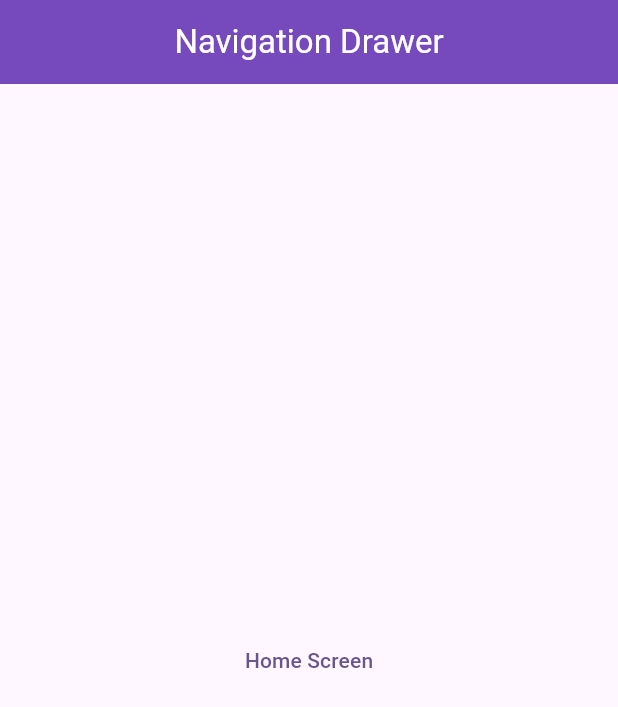
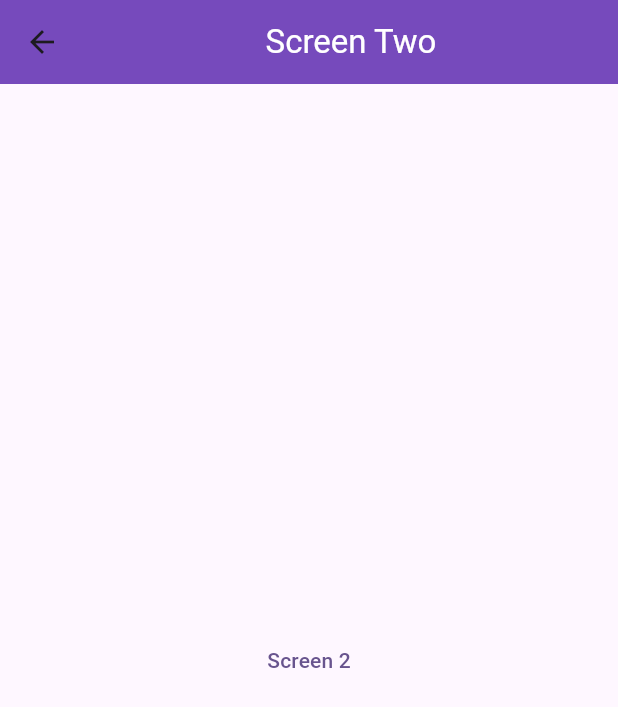
Before and after one commit to ShykhAbubakar/Navigation_Drawer, a Flutter app: the screen it shows after launch, after a tap on "Home Screen", on a phone screen of 412 x 824 dp. Shown: the top 707 px of the screen. Run offline on Flutter 3.47's test engine with Material 3 defaults, Android fonts, the phone set to English and light mode, and no system bars.

Commit message:
navigation

```diff
--- a/lib/home_screen.dart
+++ b/lib/home_screen.dart
@@ -1,6 +1,8 @@
 import 'package:flutter/material.dart';
+import 'package:navigation_drawer/screen_two.dart';
 
 class HomeScreen extends StatefulWidget {
+  static const String id= 'home_screen';
   const HomeScreen({super.key});
 
   @override
@@ -26,6 +28,7 @@ class _HomeScreenState extends State<HomeScreen> {
          Center(
            child: TextButton(
              onPressed: (){
+               Navigator.push(context, MaterialPageRoute(builder: (context)=> ScreenTwo()));
              },
              child: const Text('Home Screen'),
            ),
--- a/lib/main.dart
+++ b/lib/main.dart
@@ -1,5 +1,7 @@
 import 'package:flutter/material.dart';
 import 'package:navigation_drawer/home_screen.dart';
+import 'package:navigation_drawer/screen_three.dart';
+import 'package:navigation_drawer/screen_two.dart';
 
 void main() {
   runApp(const MyApp());
@@ -18,7 +20,14 @@ class MyApp extends StatelessWidget {
         colorScheme: ColorScheme.fromSeed(seedColor: Colors.deepPurple),
         useMaterial3: true,
       ),
-      home: HomeScreen(),
+      initialRoute: HomeScreen.id,
+      routes: {
+        HomeScreen.id : (context) => HomeScreen(),
+        ScreenTwo.id : (context) => ScreenTwo(),
+        ScreenThree.id : (context) => ScreenThree(),
+      },
+      // home: HomeScreen(
+      // ),
     );
   }
 }
--- /dev/null
+++ b/lib/screen_two.dart
@@ -0,0 +1,42 @@
+import 'package:flutter/material.dart';
+import 'package:navigation_drawer/home_screen.dart';
+import 'package:navigation_drawer/screen_three.dart';
+class ScreenTwo extends StatefulWidget {
+  static const String id = 'screen_two';
+  const ScreenTwo({super.key});
+
+  @override
+  State<ScreenTwo> createState() => _ScreenTwoState();
+}
+
+class _ScreenTwoState extends State<ScreenTwo> {
+  @override
+  Widget build(BuildContext context) {
+    return Scaffold(
+      appBar: AppBar(
+        title: const Center(
+            child: Text(
+              'Screen Two',
+              style: TextStyle(color: Colors.white),
+            )),
+        backgroundColor: Color(0xff764abc),
+      ),
+      body: Column(
+        mainAxisAlignment: MainAxisAlignment.center,
+        crossAxisAlignment: CrossAxisAlignment.center,
+        children: [
+          Center(
+            child: TextButton(
+              onPressed: (){
+                Navigator.pop(context);
+                Navigator.pushNamed(context, ScreenThree.id);
+                // Navigator.push(context, MaterialPageRoute(builder: (context)=> ScreenTwo()));
+              },
+              child: const Text('Screen 2'),
+            ),
+          )
+        ],
+      ),
+    );
+  }
+}
```
Also changed, not shown: lib/screen_three.dart (added, +40 -0 lines).
